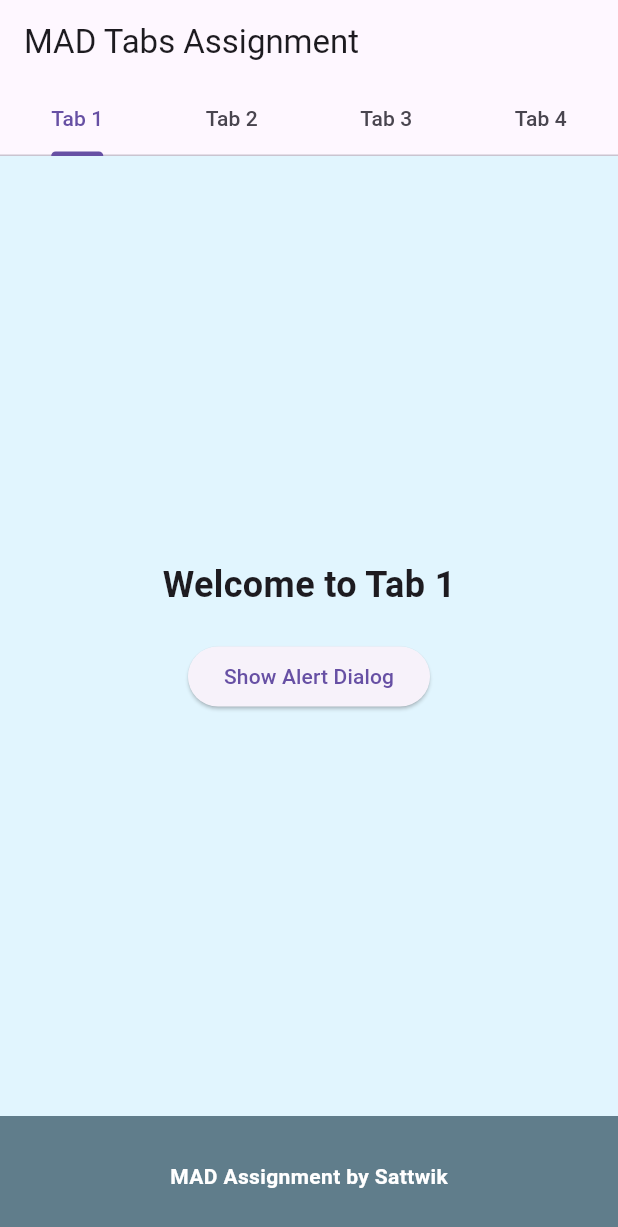
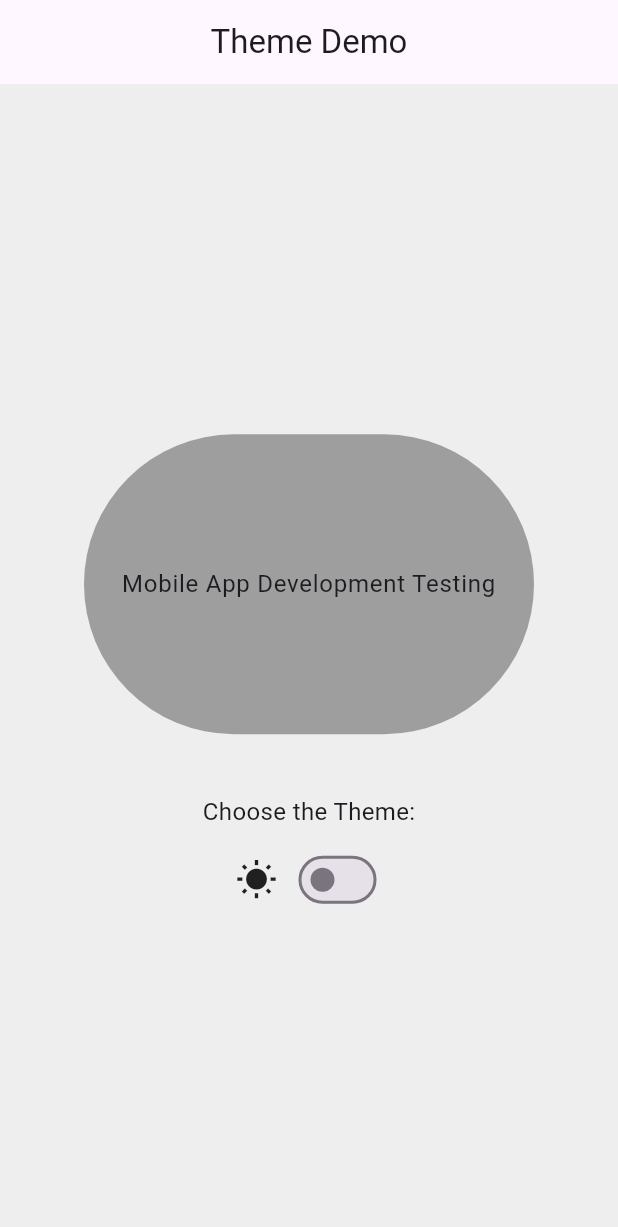
Before and after one commit to Sattwikk/mad_tabs, a Flutter app: the screen it shows after launch, on a phone screen of 412 x 824 dp. Shown: the top 1227 px of the screen. Run offline on Flutter 3.47's test engine with Material 3 defaults, Android fonts, the light colour scheme and no system bars.

Commit message:
Final submission - In Class ACT 02

```diff
--- a/lib/main.dart
+++ b/lib/main.dart
@@ -1,175 +1,94 @@
 import 'package:flutter/material.dart';
 
 void main() {
-  runApp(MyApp());
+  runApp(const RunMyApp());
 }
 
-class MyApp extends StatelessWidget {
+class RunMyApp extends StatefulWidget {
+  const RunMyApp({super.key});
+
   @override
-  Widget build(BuildContext context) {
-    return MaterialApp(
-      title: 'MAD Tabs Assignment',
-      theme: ThemeData(primarySwatch: Colors.blue),
-      home: TabsHomePage(),
-    );
-  }
+  State<RunMyApp> createState() => _RunMyAppState();
 }
 
-class TabsHomePage extends StatefulWidget {
-  @override
-  _TabsHomePageState createState() => _TabsHomePageState();
-}
+class _RunMyAppState extends State<RunMyApp> {
+  ThemeMode _themeMode = ThemeMode.light;
 
-class _TabsHomePageState extends State<TabsHomePage>
-    with SingleTickerProviderStateMixin {
-  late TabController _tabController;
-
-  final tabs = ['Tab 1', 'Tab 2', 'Tab 3', 'Tab 4'];
-
-  @override
-  void initState() {
-    super.initState();
-    _tabController = TabController(length: tabs.length, vsync: this);
-  }
-
-  @override
-  void dispose() {
-    _tabController.dispose();
-    super.dispose();
-  }
-
-  void _showAlertDialog(BuildContext context) {
-    showDialog(
-      context: context,
-      builder: (_) => AlertDialog(
-        title: Text('Alert'),
-        content: Text('This is an Alert Dialog in Tab 1!'),
-        actions: [
-          TextButton(
-            onPressed: () => Navigator.pop(context),
-            child: Text('OK'),
-          ),
-        ],
-      ),
-    );
+  void changeTheme(bool isDark) {
+    setState(() {
+      _themeMode = isDark ? ThemeMode.dark : ThemeMode.light;
+    });
   }
 
   @override
   Widget build(BuildContext context) {
-    return Scaffold(
-      appBar: AppBar(
-        title: Text('MAD Tabs Assignment'),
-        bottom: TabBar(
-          controller: _tabController,
-          tabs: [for (final tab in tabs) Tab(text: tab)],
-        ),
+    return MaterialApp(
+      debugShowCheckedModeBanner: false,
+      title: 'Dynamic Theme Demo',
+
+      // LIGHT THEME
+      theme: ThemeData(
+        primarySwatch: Colors.blueGrey,
+        scaffoldBackgroundColor: Colors.grey[200],
+        textTheme: const TextTheme(bodyLarge: TextStyle(fontSize: 18)),
       ),
-      body: TabBarView(
-        controller: _tabController,
-        children: [
-          // Tab 1: Text + Alert Dialog
-          Container(
-            color: Colors.lightBlue[50],
-            child: Center(
-              child: Column(
+
+      // DARK THEME
+      darkTheme: ThemeData.dark(),
+
+      themeMode: _themeMode,
+
+      home: Scaffold(
+        appBar: AppBar(title: const Text('Theme Demo'), centerTitle: true),
+
+        body: Center(
+          child: Column(
+            mainAxisAlignment: MainAxisAlignment.center,
+            children: [
+              // Animated Container
+              AnimatedContainer(
+                duration: const Duration(milliseconds: 500),
+                width: 300,
+                height: 200,
+                margin: const EdgeInsets.all(20),
+                decoration: BoxDecoration(
+                  color: _themeMode == ThemeMode.dark
+                      ? Colors.white
+                      : Colors.grey,
+                  borderRadius: BorderRadius.circular(100),
+                ),
+                alignment: Alignment.center,
+                child: Text(
+                  'Mobile App Development Testing',
+                  style: Theme.of(context).textTheme.bodyLarge,
+                  textAlign: TextAlign.center,
+                ),
+              ),
+
+              const SizedBox(height: 20),
+
+              const Text('Choose the Theme:', style: TextStyle(fontSize: 16)),
+
+              const SizedBox(height: 10),
+
+              // Switch + Dynamic Icon
+              Row(
                 mainAxisAlignment: MainAxisAlignment.center,
                 children: [
-                  Text(
-                    'Welcome to Tab 1',
-                    style: TextStyle(fontSize: 24, fontWeight: FontWeight.bold),
+                  Icon(
+                    _themeMode == ThemeMode.dark
+                        ? Icons.nightlight_round
+                        : Icons.wb_sunny,
+                    size: 28,
                   ),
-                  SizedBox(height: 20),
-                  ElevatedButton(
-                    onPressed: () => _showAlertDialog(context),
-                    child: Text('Show Alert Dialog'),
+                  const SizedBox(width: 10),
+                  Switch(
+                    value: _themeMode == ThemeMode.dark,
+                    onChanged: changeTheme,
                   ),
                 ],
               ),
-            ),
-          ),
-
-          // Tab 2: Image + Text Input
-          Container(
-            color: Colors.green[50],
-            child: Center(
-              child: Column(
-                mainAxisAlignment: MainAxisAlignment.center,
-                children: [
-                  Image.network(
-                    'https://flutter.dev/assets/homepage/carousel/slide_1-layer_0-6b95d5c47b5072c7e2b6486d3d73d9ce.png',
-                    width: 150,
-                    height: 150,
-                  ),
-                  SizedBox(height: 20),
-                  Padding(
-                    padding: const EdgeInsets.symmetric(horizontal: 50.0),
-                    child: TextField(
-                      decoration: InputDecoration(
-                        border: OutlineInputBorder(),
-                        labelText: 'Enter some text',
-                      ),
-                    ),
-                  ),
-                ],
-              ),
-            ),
-          ),
-
-          // Tab 3: Button + Snackbar
-          Container(
-            color: Colors.yellow[50],
-            child: Center(
-              child: ElevatedButton(
-                onPressed: () {
-                  ScaffoldMessenger.of(context).showSnackBar(
-                    SnackBar(content: Text('Button pressed in Tab 3!')),
-                  );
-                },
-                child: Text('Click me'),
-              ),
-            ),
-          ),
-
-          // Tab 4: ListView + Cards
-          Container(
-            color: Colors.orange[50],
-            child: ListView(
-              padding: EdgeInsets.all(10),
-              children: [
-                Card(
-                  elevation: 4,
-                  child: ListTile(
-                    title: Text('Item 1'),
-                    subtitle: Text('Details of item 1'),
-                  ),
-                ),
-                Card(
-                  elevation: 4,
-                  child: ListTile(
-                    title: Text('Item 2'),
-                    subtitle: Text('Details of item 2'),
-                  ),
-                ),
-                Card(
-                  elevation: 4,
-                  child: ListTile(
-                    title: Text('Item 3'),
-                    subtitle: Text('Details of item 3'),
-                  ),
-                ),
-              ],
-            ),
-          ),
-        ],
-      ),
-      bottomNavigationBar: BottomAppBar(
-        color: Colors.blueGrey,
-        child: Container(
-          height: 50,
-          alignment: Alignment.center,
-          child: Text(
-            'MAD Assignment by Sattwik',
-            style: TextStyle(color: Colors.white, fontWeight: FontWeight.bold),
+            ],
           ),
         ),
       ),
```
